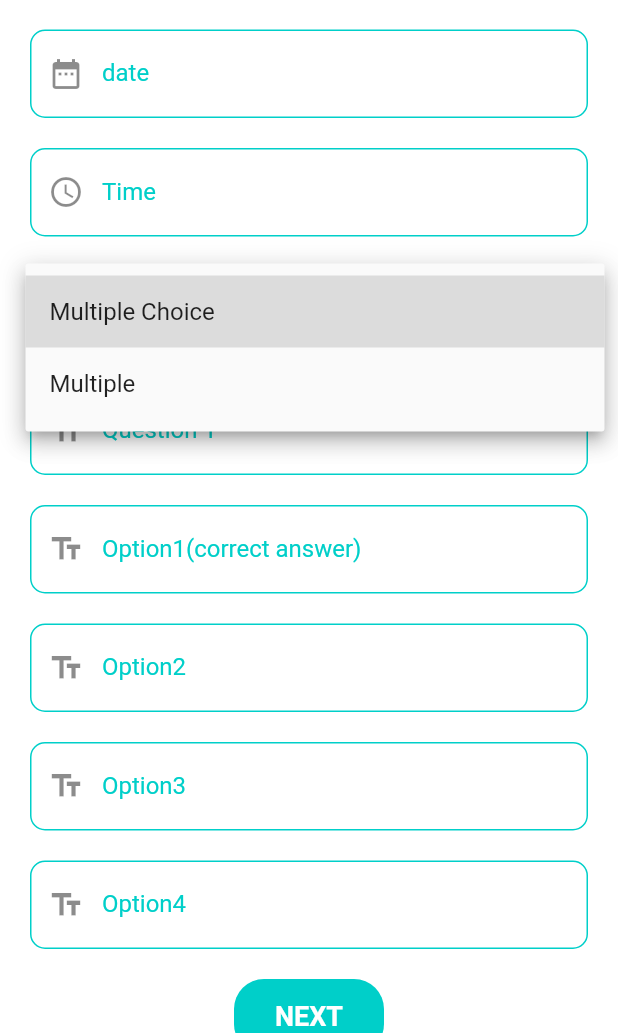
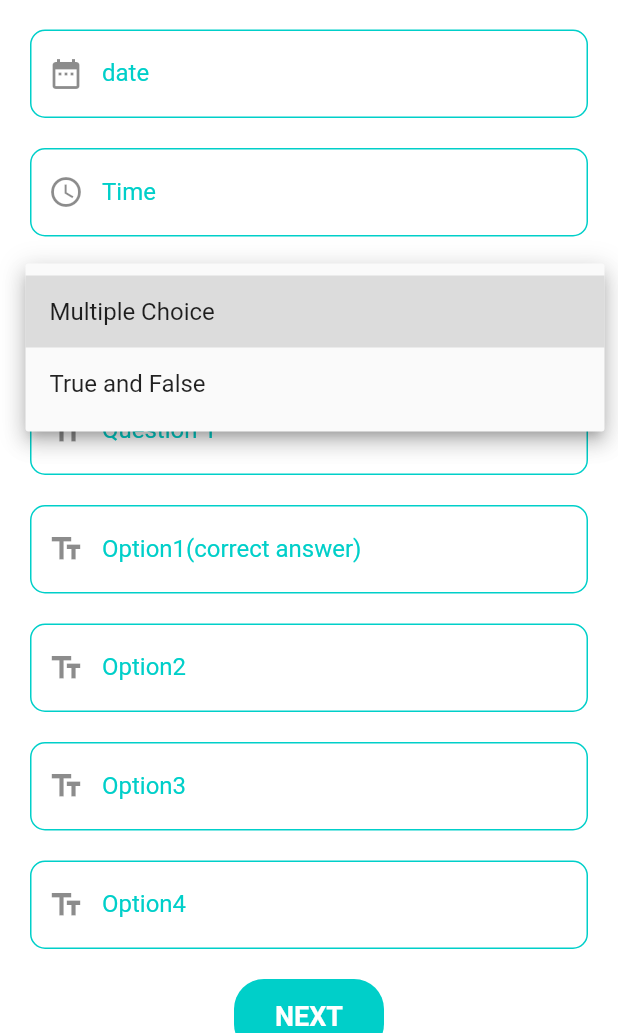
Before and after one commit to MahmoudMohamed14/classroom_and_quiz_app, a Flutter app: the CreateQuizScreen screen opened directly, after a tap on "Multiple Choice", on a phone screen of 412 x 824 dp, the part 203-1236 px from its top. Run offline on Flutter 3.47's test engine with Material 2 defaults, Android fonts, the phone set to English and light mode, and no system bars; our stand-ins replace bloc, cloud_firestore, conditional_builder_null_safety, firebase_auth, firebase_core, flutter_bloc and 2 more; accounts and stored records are empty.

Commit message:
finish successfully play quiz and get answer

```diff
--- a/lib/layout/cubit/states_layout.dart
+++ b/lib/layout/cubit/states_layout.dart
@@ -36,3 +36,19 @@ class GetQuizLoadingState extends StateLayout{}
 class GetQuizSuccessState extends StateLayout{}
 class OptionSelectState extends StateLayout{}
 class AddNumberOfOption extends StateLayout{}
+class UploadingStudentAnswerErrorState extends StateLayout{
+  String?error;
+  UploadingStudentAnswerErrorState({this.error});
+}
+class UploadingStudentAnswerLoadingState extends StateLayout{}
+class UploadingStudentAnswerSuccessState extends StateLayout{}
+class GetStudentQuizStateErrorState extends StateLayout{
+  String?error;
+  GetStudentQuizStateErrorState({this.error});
+}
+class GetStudentQuizStateSuccessState extends StateLayout{}
+class GetStudentAnswerErrorState extends StateLayout{
+  String?error;
+  GetStudentAnswerErrorState({this.error});
+}
+class GetStudentAnswerSuccessState extends StateLayout{}
--- a/lib/main.dart
+++ b/lib/main.dart
@@ -51,7 +51,7 @@ class MyApp extends StatelessWidget {
 
          MultiBlocProvider(
            providers: [
-             BlocProvider(create: (BuildContext context)=>CubitApp()..getClassName()..getCurrentUser()..getMyAllClassRoom(),),
+             BlocProvider(create: (BuildContext context)=>CubitApp()..getClassName()..getCurrentUser()..getMyAllClassRoom()..getAllUser(),),
              BlocProvider<CubitLayout>(create: (context)=>CubitLayout()),
            ],
            child: BlocConsumer<CubitApp,StateApp>(
--- /dev/null
+++ b/lib/models/answer_student_model.dart
@@ -0,0 +1,25 @@
+class AnswerStudentModel{
+  String? name;
+  String? email;
+  String? myAnswer;
+  bool?isDone;
+
+  AnswerStudentModel({this.name, this.email, this.myAnswer, this.isDone=true});
+  AnswerStudentModel.fromJson({required Map<String,dynamic> json}){
+    name=json['name'];
+    email=json['email'];
+    myAnswer=json['myAnswer'];
+    isDone=json['isDone'];
+
+
+  }
+  Map<String,dynamic> toMap(){
+    return{
+      'name':name,
+      'email':email,
+      'myAnswer':myAnswer,
+      'isDone':isDone,
+
+    };
+  }
+}
--- a/lib/moduls/home_work/create_quiz.dart
+++ b/lib/moduls/home_work/create_quiz.dart
@@ -78,12 +78,12 @@ class CreateQuizScreen extends StatelessWidget {
                 child: Column(
                   children: [
                     state is UploadingQuizLoadingState? Column(
-                     children: [
+                     children: const[
                        SizedBox(height: 20,),
                        LinearProgressIndicator(),
                        SizedBox(height: 20,),
                      ],
-                    ):SizedBox(),
+                    ):const SizedBox(),
                     defaultEditText(control: titleQuizControl, label: 'titleQuiz', validat: (s){
                       if(s.toString().isEmpty){
                         return 'title is empty';
@@ -92,7 +92,7 @@ class CreateQuizScreen extends StatelessWidget {
                     },
                       prefIcon: Icons.text_fields
                     ),
-                    SizedBox(height: 20,),
+                    const  SizedBox(height: 20,),
                     defaultEditText(control: dateQuizControl, label: 'date', validat: (s)
                     {
                       if(s.toString().isEmpty){
@@ -115,12 +115,12 @@ class CreateQuizScreen extends StatelessWidget {
                       prefIcon: Icons.date_range
 
                     ),
-                    SizedBox(height: 20,),
+                    const SizedBox(height: 20,),
                     defaultEditText(control: timeQuizControl,
                         label: 'Time',
                         validat: (s) {
                       if(s.toString().isEmpty){
-                        return 'date is empty';
+                        return 'time is empty';
                       }
                       return null;
                     },
@@ -136,7 +136,7 @@ class CreateQuizScreen extends StatelessWidget {
                     ),
                     const SizedBox(height: 20,),
                     Container(
-                      padding: EdgeInsets.symmetric(horizontal: 12,vertical: 4),
+                      padding:const EdgeInsets.symmetric(horizontal: 12,vertical: 4),
                       width: double.infinity,
                       height: 60,
                       decoration: BoxDecoration(
@@ -155,7 +155,7 @@ class CreateQuizScreen extends StatelessWidget {
 
                           items:const[
                         DropdownMenuItem<bool>(child: Text('Multiple Choice',),value: true,),
-                        DropdownMenuItem<bool>(child: Text('Multiple '),value: false,),
+                        DropdownMenuItem<bool>(child: Text('True and False '),value: false,),
                       ]
                       ),
                     ),
--- a/pubspec.yaml
+++ b/pubspec.yaml
@@ -45,6 +45,7 @@ dependencies:
   conditional_builder_null_safety: ^0.0.4
   shared_preferences: ^2.0.7
   intl: ^0.17.0
+  firebase_messaging: ^11.2.7
 
 
 
```
Also changed, not shown: lib/layout/cubit/cubit_layout.dart (+63 -4 lines), lib/moduls/home_work/home_work.dart (+16 -12 lines), lib/moduls/home_work/quiz_screen.dart (+147 -17 lines), lib/moduls/people/addstudent.dart (+17 -29 lines), pubspec.lock.
